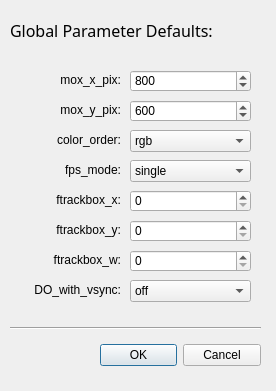
Above: ParamDefaultsWindow.ui from cculianu/StimulateOpenGL_II before the change. Below: the same form after it.
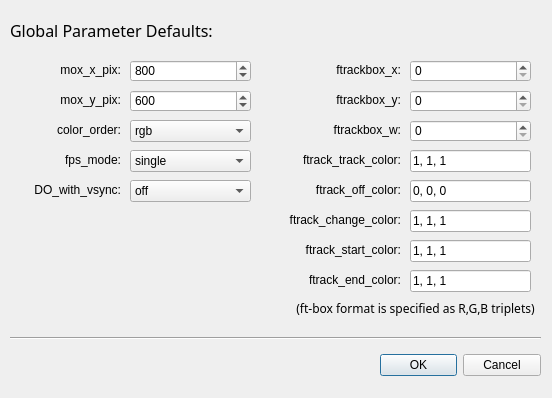
That is the form after the change.

Commit message: Fixed bug, made the ftrack colors be global default params in GUI

```diff
--- a/ParamDefaultsWindow.ui
+++ b/ParamDefaultsWindow.ui
@@ -6,8 +6,8 @@
    <rect>
     <x>0</x>
     <y>0</y>
-    <width>276</width>
-    <height>391</height>
+    <width>552</width>
+    <height>398</height>
    </rect>
   </property>
   <property name="windowTitle">
@@ -16,8 +16,8 @@
   <widget class="QDialogButtonBox" name="buttonBox">
    <property name="geometry">
     <rect>
-     <x>100</x>
-     <y>340</y>
+     <x>380</x>
+     <y>350</y>
      <width>161</width>
      <height>31</height>
     </rect>
@@ -33,7 +33,7 @@
    <property name="geometry">
     <rect>
      <x>40</x>
-     <y>100</y>
+     <y>90</y>
      <width>81</width>
      <height>20</height>
     </rect>
@@ -49,7 +49,7 @@
    <property name="geometry">
     <rect>
      <x>130</x>
-     <y>100</y>
+     <y>90</y>
      <width>121</width>
      <height>22</height>
     </rect>
@@ -65,7 +65,7 @@
    <property name="geometry">
     <rect>
      <x>40</x>
-     <y>70</y>
+     <y>60</y>
      <width>81</width>
      <height>20</height>
     </rect>
@@ -81,7 +81,7 @@
    <property name="geometry">
     <rect>
      <x>130</x>
-     <y>70</y>
+     <y>60</y>
      <width>121</width>
      <height>22</height>
     </rect>
@@ -97,7 +97,7 @@
    <property name="geometry">
     <rect>
      <x>130</x>
-     <y>130</y>
+     <y>120</y>
      <width>121</width>
      <height>22</height>
     </rect>
@@ -136,9 +136,9 @@
   <widget class="QLabel" name="label_9">
    <property name="geometry">
     <rect>
-     <x>40</x>
-     <y>220</y>
-     <width>81</width>
+     <x>270</x>
+     <y>90</y>
+     <width>131</width>
      <height>20</height>
     </rect>
    </property>
@@ -152,8 +152,8 @@
   <widget class="QSpinBox" name="sb_ftrackbox_y">
    <property name="geometry">
     <rect>
-     <x>130</x>
-     <y>220</y>
+     <x>410</x>
+     <y>90</y>
      <width>121</width>
      <height>22</height>
     </rect>
@@ -165,8 +165,8 @@
   <widget class="QSpinBox" name="sb_ftrackbox_x">
    <property name="geometry">
     <rect>
-     <x>130</x>
-     <y>190</y>
+     <x>410</x>
+     <y>60</y>
      <width>121</width>
      <height>22</height>
     </rect>
@@ -178,8 +178,8 @@
   <widget class="QSpinBox" name="sb_ftrackbox_w">
    <property name="geometry">
     <rect>
-     <x>130</x>
-     <y>250</y>
+     <x>410</x>
+     <y>120</y>
      <width>121</width>
      <height>22</height>
     </rect>
@@ -192,7 +192,7 @@
    <property name="geometry">
     <rect>
      <x>40</x>
-     <y>130</y>
+     <y>120</y>
      <width>81</width>
      <height>20</height>
     </rect>
@@ -208,7 +208,7 @@
    <property name="geometry">
     <rect>
      <x>40</x>
-     <y>160</y>
+     <y>150</y>
      <width>81</width>
      <height>20</height>
     </rect>
@@ -224,7 +224,7 @@
    <property name="geometry">
     <rect>
      <x>130</x>
-     <y>160</y>
+     <y>150</y>
      <width>121</width>
      <height>22</height>
     </rect>
@@ -248,9 +248,9 @@
   <widget class="QLabel" name="label_11">
    <property name="geometry">
     <rect>
-     <x>40</x>
-     <y>250</y>
-     <width>81</width>
+     <x>270</x>
+     <y>120</y>
+     <width>131</width>
      <height>20</height>
     </rect>
    </property>
@@ -264,9 +264,9 @@
   <widget class="QLabel" name="label_7">
    <property name="geometry">
     <rect>
-     <x>40</x>
-     <y>190</y>
-     <width>81</width>
+     <x>270</x>
+     <y>60</y>
+     <width>131</width>
      <height>20</height>
     </rect>
    </property>
@@ -300,8 +300,8 @@
    <property name="geometry">
     <rect>
      <x>10</x>
-     <y>320</y>
-     <width>251</width>
+     <y>330</y>
+     <width>531</width>
      <height>16</height>
     </rect>
    </property>
@@ -313,7 +313,7 @@
    <property name="geometry">
     <rect>
      <x>10</x>
-     <y>280</y>
+     <y>180</y>
      <width>111</width>
      <height>20</height>
     </rect>
@@ -329,7 +329,7 @@
    <property name="geometry">
     <rect>
      <x>130</x>
-     <y>280</y>
+     <y>180</y>
      <width>121</width>
      <height>22</height>
     </rect>
@@ -340,6 +340,176 @@
     </property>
    </item>
   </widget>
+  <widget class="QLabel" name="label_10">
+   <property name="geometry">
+    <rect>
+     <x>270</x>
+     <y>180</y>
+     <width>131</width>
+     <height>20</height>
+    </rect>
+   </property>
+   <property name="text">
+    <string>ftrack_off_color:</string>
+   </property>
+   <property name="alignment">
+    <set>Qt::AlignRight|Qt::AlignTrailing|Qt::AlignVCenter</set>
+   </property>
+  </widget>
+  <widget class="QLabel" name="label_8">
+   <property name="geometry">
+    <rect>
+     <x>270</x>
+     <y>150</y>
+     <width>131</width>
+     <height>20</height>
+    </rect>
+   </property>
+   <property name="text">
+    <string>ftrack_track_color:</string>
+   </property>
+   <property name="alignment">
+    <set>Qt::AlignRight|Qt::AlignTrailing|Qt::AlignVCenter</set>
+   </property>
+  </widget>
+  <widget class="QLabel" name="label_13">
+   <property name="geometry">
+    <rect>
+     <x>270</x>
+     <y>210</y>
+     <width>131</width>
+     <height>20</height>
+    </rect>
+   </property>
+   <property name="text">
+    <string>ftrack_change_color:</string>
+   </property>
+   <property name="alignment">
+    <set>Qt::AlignRight|Qt::AlignTrailing|Qt::AlignVCenter</set>
+   </property>
+  </widget>
+  <widget class="QLabel" name="label_15">
+   <property name="geometry">
+    <rect>
+     <x>270</x>
+     <y>240</y>
+     <width>131</width>
+     <height>20</height>
+    </rect>
+   </property>
+   <property name="text">
+    <string>ftrack_start_color:</string>
+   </property>
+   <property name="alignment">
+    <set>Qt::AlignRight|Qt::AlignTrailing|Qt::AlignVCenter</set>
+   </property>
+  </widget>
+  <widget class="QLabel" name="label_16">
+   <property name="geometry">
+    <rect>
+     <x>270</x>
+     <y>270</y>
+     <width>131</width>
+     <height>20</height>
+    </rect>
+   </property>
+   <property name="text">
+    <string>ftrack_end_color:</string>
+   </property>
+   <property name="alignment">
+    <set>Qt::AlignRight|Qt::AlignTrailing|Qt::AlignVCenter</set>
+   </property>
+  </widget>
+  <widget class="QLineEdit" name="le_ftrack_track">
+   <property name="geometry">
+    <rect>
+     <x>410</x>
+     <y>150</y>
+     <width>121</width>
+     <height>22</height>
+    </rect>
+   </property>
+   <property name="text">
+    <string>1, 1, 1</string>
+   </property>
+  </widget>
+  <widget class="QLineEdit" name="le_ftrack_off">
+   <property name="geometry">
+    <rect>
+     <x>410</x>
+     <y>180</y>
+     <width>121</width>
+     <height>22</height>
+    </rect>
+   </property>
+   <property name="text">
+    <string>0, 0, 0</string>
+   </property>
+  </widget>
+  <widget class="QLineEdit" name="le_ftrack_change">
+   <property name="geometry">
+    <rect>
+     <x>410</x>
+     <y>210</y>
+     <width>121</width>
+     <height>22</height>
+    </rect>
+   </property>
+   <property name="text">
+    <string>1, 1, 1</string>
+   </property>
+  </widget>
+  <widget class="QLineEdit" name="le_ftrack_start">
+   <property name="geometry">
+    <rect>
+     <x>410</x>
+     <y>240</y>
+     <width>121</width>
+     <height>22</height>
+    </rect>
+   </property>
+   <property name="text">
+    <string>1, 1, 1</string>
+   </property>
+  </widget>
+  <widget class="QLineEdit" name="le_ftrack_end">
+   <property name="geometry">
+    <rect>
+     <x>410</x>
+     <y>270</y>
+     <width>121</width>
+     <height>22</height>
+    </rect>
+   </property>
+   <property name="text">
+    <string>1, 1, 1</string>
+   </property>
+  </widget>
+  <widget class="QLabel" name="label_5">
+   <property name="geometry">
+    <rect>
+     <x>290</x>
+     <y>300</y>
+     <width>251</width>
+     <height>16</height>
+    </rect>
+   </property>
+   <property name="font">
+    <font>
+     <family>Lucida Sans</family>
+     <pointsize>9</pointsize>
+    </font>
+   </property>
+   <property name="text">
+    <string>(ft-box format is specified as R,G,B triplets)</string>
+   </property>
+   <property name="textFormat">
+    <enum>Qt::PlainText</enum>
+   </property>
+   <property name="alignment">
+    <set>Qt::AlignCenter</set>
+   </property>
+  </widget>
  </widget>
  <resources/>
  <connections>
```
The commit also changes 11 other files.
